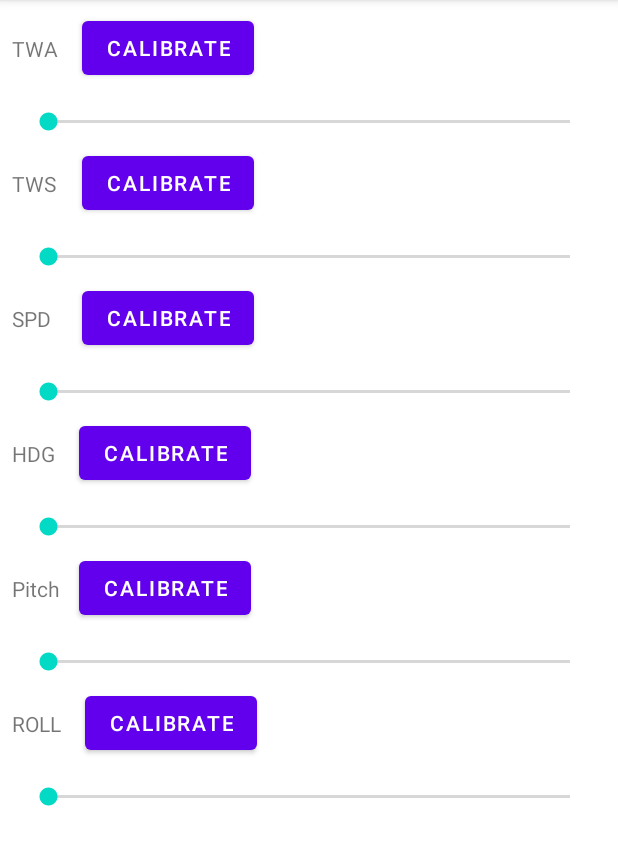
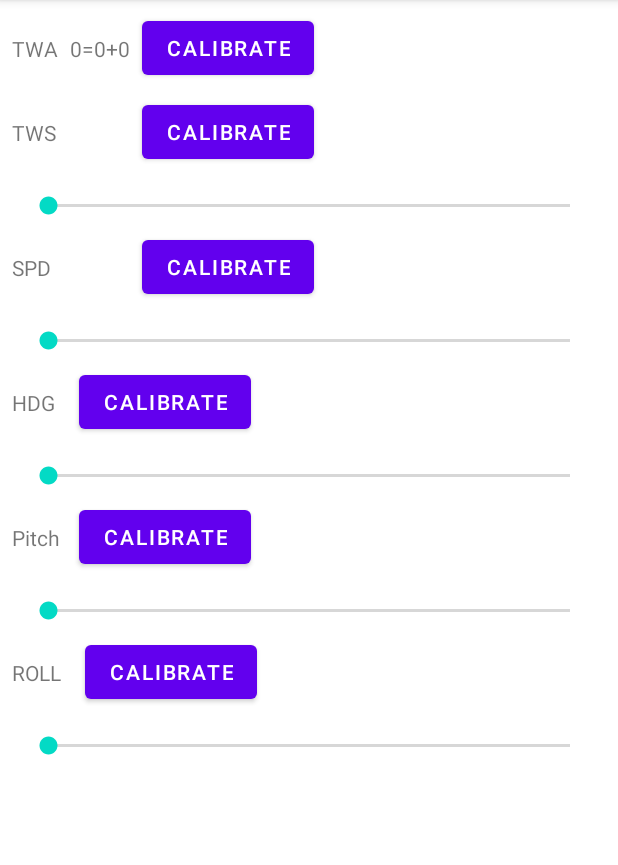
Before and after one commit to sergei/sci2000, an Android app: the screen it shows after launch (MainActivity), on a phone screen of 412 x 824 dp, the part 84-949 px from its top. Run offline under Robolectric (Android 15) with nearby library versions, the phone set to English and light mode, and no system bars.

Commit message:
GUI to set and display TWA

```diff
--- a/android/Calibrator/app/build.gradle
+++ b/android/Calibrator/app/build.gradle
@@ -22,6 +22,10 @@
             proguardFiles getDefaultProguardFile('proguard-android-optimize.txt'), 'proguard-rules.pro'
         }
     }
+
+    buildFeatures {
+        viewBinding true
+    }
     compileOptions {
         sourceCompatibility JavaVersion.VERSION_1_8
         targetCompatibility JavaVersion.VERSION_1_8
--- a/android/Calibrator/app/src/main/java/com/santacruzinstruments/scicalibrator/ui/main/MainFragment.java
+++ b/android/Calibrator/app/src/main/java/com/santacruzinstruments/scicalibrator/ui/main/MainFragment.java
@@ -11,11 +11,15 @@
 import android.view.LayoutInflater;
 import android.view.View;
 import android.view.ViewGroup;
+import android.widget.Button;
+import android.widget.SeekBar;
 
 import com.santacruzinstruments.scicalibrator.R;
+import com.santacruzinstruments.scicalibrator.databinding.FragmentMainBinding;
 
 public class MainFragment extends Fragment {
 
+    private FragmentMainBinding binding;
     private MainViewModel mViewModel;
 
     public static MainFragment newInstance() {
@@ -26,14 +30,64 @@
     public void onCreate(@Nullable Bundle savedInstanceState) {
         super.onCreate(savedInstanceState);
         mViewModel = new ViewModelProvider(this).get(MainViewModel.class);
-        // TODO: Use the ViewModel
     }
 
     @Nullable
     @Override
     public View onCreateView(@NonNull LayoutInflater inflater, @Nullable ViewGroup container,
                              @Nullable Bundle savedInstanceState) {
-        return inflater.inflate(R.layout.fragment_main, container, false);
+
+        binding = FragmentMainBinding.inflate(inflater, container, false);
+
+        // TWA
+        binding.buttonTwa.setOnClickListener(view -> {
+            if( binding.seekBarTwa.getVisibility() == View.VISIBLE){
+                binding.seekBarTwa.setVisibility(View.GONE);
+                binding.buttonTwaCancel.setVisibility(View.GONE);
+                binding.twaCalValue.setVisibility(View.GONE);
+                ((Button)view).setText(R.string.calibrate);
+                mViewModel.submitTwaCal();
+            }else{
+                binding.seekBarTwa.setVisibility(View.VISIBLE);
+                binding.buttonTwaCancel.setVisibility(View.VISIBLE);
+                binding.twaCalValue.setVisibility(View.VISIBLE);
+                ((Button)view).setText(R.string.submit);
+            }
+        });
+        binding.buttonTwaCancel.setOnClickListener(view -> {
+            binding.seekBarTwa.setVisibility(View.GONE);
+            binding.buttonTwaCancel.setVisibility(View.GONE);
+            binding.buttonTwa.setText(R.string.calibrate);
+        });
+        binding.seekBarTwa.setMin(-45);
+        binding.seekBarTwa.setMax(45);
+        binding.seekBarTwa.setOnSeekBarChangeListener(new SeekBar.OnSeekBarChangeListener() {
+            @Override
+            public void onProgressChanged(SeekBar seekBar, int progress, boolean fromUser) {
+                mViewModel.setTwaCal(progress);
+            }
+
+            @Override
+            public void onStartTrackingTouch(SeekBar seekBar) {
+
+            }
+
+            @Override
+            public void onStopTrackingTouch(SeekBar seekBar) {
+
+            }
+        });
+        mViewModel.getTwaCal().observe(getViewLifecycleOwner(),
+                val -> binding.twaCalValue.setText(getString(R.string.cal_angle, val)));
+        mViewModel.getTwa().observe(getViewLifecycleOwner(),
+                val -> binding.twaValue.setText(val));
+
+        return binding.getRoot();
     }
 
+    @Override
+    public void onDestroyView() {
+        super.onDestroyView();
+        binding = null;
+    }
 }
--- a/android/Calibrator/app/src/main/java/com/santacruzinstruments/scicalibrator/ui/main/MainViewModel.java
+++ b/android/Calibrator/app/src/main/java/com/santacruzinstruments/scicalibrator/ui/main/MainViewModel.java
@@ -1,7 +1,25 @@
 package com.santacruzinstruments.scicalibrator.ui.main;
 
+import androidx.lifecycle.LiveData;
+import androidx.lifecycle.MutableLiveData;
 import androidx.lifecycle.ViewModel;
 
 public class MainViewModel extends ViewModel {
-    // TODO: Implement the ViewModel
+    MutableLiveData<Integer> twaCal = new MutableLiveData<>(0);
+    MutableLiveData<String>  twa = new MutableLiveData<>("0=0+0");
+
+    LiveData<Integer> getTwaCal(){
+        return twaCal;
+    }
+
+    public void setTwaCal(int twaCal) {
+        this.twaCal.postValue(twaCal);
+    }
+    public void submitTwaCal() {
+    }
+
+    LiveData<String> getTwa(){
+        return twa;
+    }
+
 }
--- a/android/Calibrator/app/src/main/res/layout/fragment_main.xml
+++ b/android/Calibrator/app/src/main/res/layout/fragment_main.xml
@@ -41,15 +41,38 @@
         app:layout_constraintStart_toEndOf="@+id/twaValue"
         app:layout_constraintTop_toTopOf="parent" />
 
+    <Button
+        android:id="@+id/buttonTwaCancel"
+        android:visibility="gone"
+        android:layout_width="wrap_content"
+        android:layout_height="wrap_content"
+        android:layout_marginStart="8dp"
+        android:layout_marginTop="8dp"
+        android:text="@string/cancel"
+        app:layout_constraintStart_toEndOf="@+id/buttonTwa"
+        app:layout_constraintTop_toTopOf="parent" />
+
+    <TextView
+        android:id="@+id/twaCalValue"
+        android:visibility="gone"
+        android:layout_width="wrap_content"
+        android:layout_height="wrap_content"
+        android:layout_marginStart="8dp"
+        app:layout_constraintStart_toStartOf="parent"
+        app:layout_constraintBottom_toBottomOf="@+id/seekBarTwa"
+        app:layout_constraintTop_toTopOf="@+id/seekBarTwa"
+        tools:text="10" />
+
     <SeekBar
         android:id="@+id/seekBarTwa"
-        android:layout_width="match_parent"
+        android:visibility="gone"
+        android:layout_width="0dp"
         android:layout_height="wrap_content"
         android:layout_marginStart="16dp"
         android:layout_marginTop="16dp"
         android:layout_marginEnd="16dp"
         app:layout_constraintEnd_toEndOf="parent"
-        app:layout_constraintStart_toStartOf="parent"
+        app:layout_constraintStart_toEndOf="@+id/twaCalValue"
         app:layout_constraintTop_toBottomOf="@+id/buttonTwa" />
 
 
--- a/android/Calibrator/app/src/main/res/values/strings.xml
+++ b/android/Calibrator/app/src/main/res/values/strings.xml
@@ -7,4 +7,8 @@
     <string name="hdg">HDG</string>
     <string name="pitch">Pitch</string>
     <string name="roll">ROLL</string>
+    <string name="submit">Submit</string>
+    <string name="cancel">Cancel</string>
+    <string name="cal_angle">%d</string>
+
 </resources>
```
